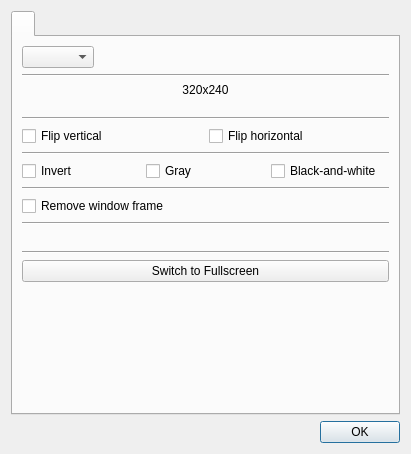
Qt form src/camera/camerasettingsdialog.ui (vkohaupt/vokoscreenNG) before a commit.
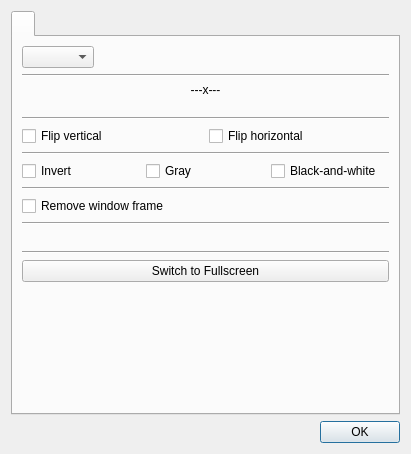
The same form after that commit. Icons and pictures are not drawn.

Patch:
```diff
--- a/src/camera/camerasettingsdialog.ui
+++ b/src/camera/camerasettingsdialog.ui
@@ -84,7 +84,7 @@
             <item>
              <widget class="QLabel" name="label_25">
               <property name="text">
-               <string>320x240</string>
+               <string notr="true">---x---</string>
               </property>
               <property name="alignment">
                <set>Qt::AlignCenter</set>
```
